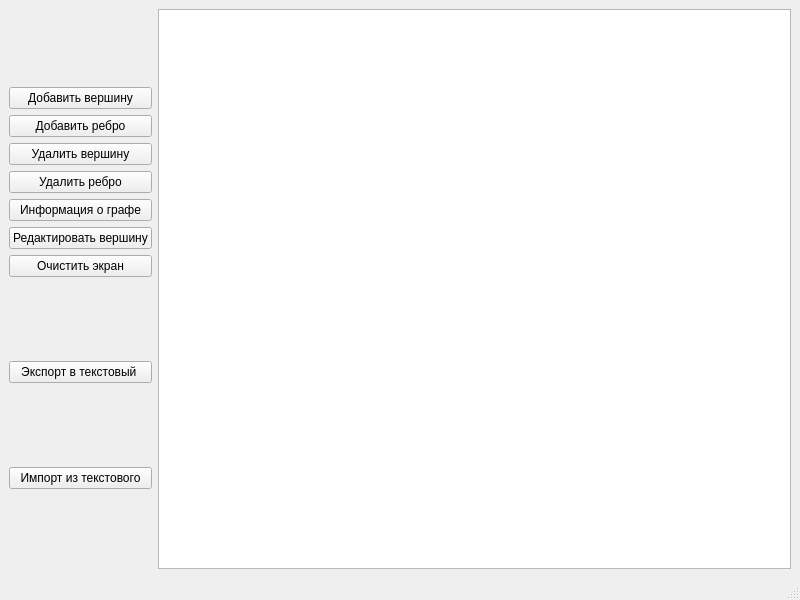
Before: the Qt Designer form trunk/II02321/task_03/src/mainwindow.ui in brstu/OTIS-2023, drawn with Qt 5.
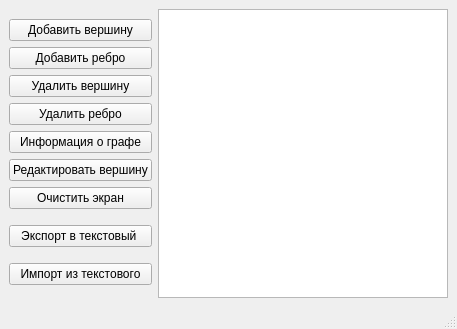
After: the same form once the commit is applied.

Patch:
```diff
--- a/trunk/II02321/task_03/src/mainwindow.ui
+++ b/trunk/II02321/task_03/src/mainwindow.ui
@@ -6,8 +6,8 @@
    <rect>
     <x>0</x>
     <y>0</y>
-    <width>800</width>
-    <height>600</height>
+    <width>457</width>
+    <height>329</height>
    </rect>
   </property>
   <property name="windowTitle">
```
Left out of the diff: 2 changed lines with no effect on the pictures.
